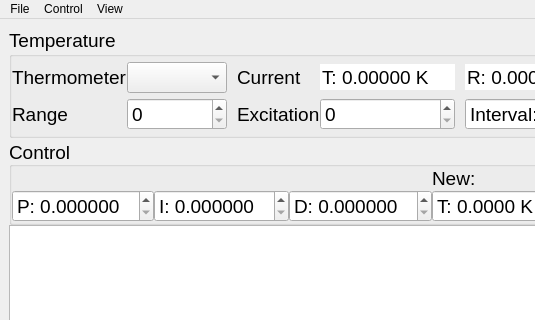
Old version of the form gui/tip_gui_cover.ui in the repository qkitgroup/tip; both pictures show x 0 to 535 and y 0 to 320 of the 780 by 755 pixel window.
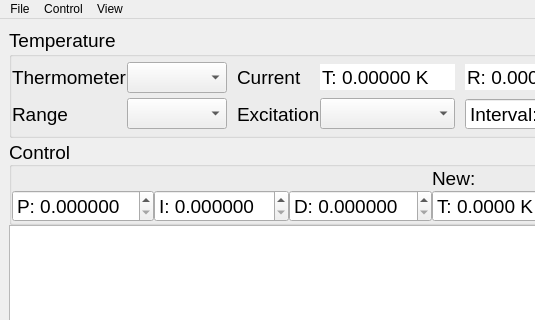
New version of the form. Custom widgets are drawn as their Qt base class.

Commit message: gui: enhancement, display of interval, etc

The edit to the form file:
```diff
--- a/gui/tip_gui_cover.ui
+++ b/gui/tip_gui_cover.ui
@@ -70,13 +70,6 @@
          <property name="spacing">
           <number>0</number>
          </property>
-         <item row="1" column="4">
-          <widget class="QSpinBox" name="excitation_spinbox">
-           <property name="suffix">
-            <string/>
-           </property>
-          </widget>
-         </item>
          <item row="0" column="3">
           <widget class="QLabel" name="label_6">
            <property name="text">
@@ -91,13 +84,6 @@
            </property>
           </widget>
          </item>
-         <item row="1" column="1">
-          <widget class="QSpinBox" name="range_spinbox">
-           <property name="suffix">
-            <string/>
-           </property>
-          </widget>
-         </item>
          <item row="0" column="6">
           <widget class="QDoubleSpinBox" name="R_field">
            <property name="frame">
@@ -238,6 +224,12 @@
            </property>
           </spacer>
          </item>
+         <item row="1" column="1">
+          <widget class="QComboBox" name="rangeBox"/>
+         </item>
+         <item row="1" column="4">
+          <widget class="QComboBox" name="excitationBox"/>
+         </item>
         </layout>
        </widget>
       </item>
```
Left out of the diff: 5 changed lines with no effect on the pictures. The commit also changes 3 other files.
